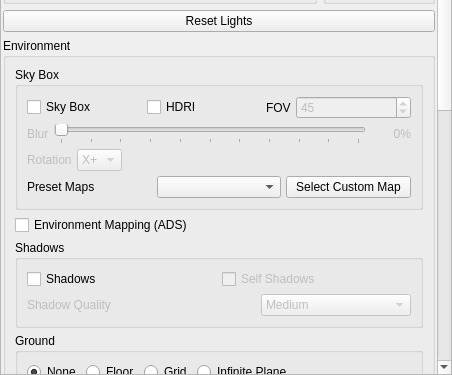
First picture: the form in ui/VisualizationEnvironmentPanel.ui, repository sharjith/ModelViewer-Qt, before the edit; both pictures show x 0 to 452 and y 323 to 698 of the 452 by 698 pixel window.
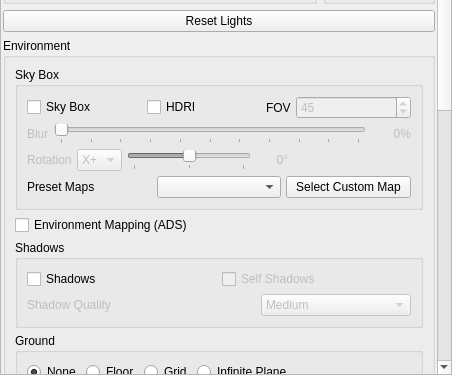
Second picture: the form after the edit. Icons and pictures are not drawn.

Commit message: Add a fine +/-45 degree slider around the skybox rotation presets

The edit to the form file:
```diff
--- a/ui/VisualizationEnvironmentPanel.ui
+++ b/ui/VisualizationEnvironmentPanel.ui
@@ -587,6 +587,59 @@
                  </item>
                 </widget>
                </item>
+               <item>
+                <widget class="QSlider" name="sliderSkyBoxRotationFine">
+                 <property name="enabled">
+                  <bool>false</bool>
+                 </property>
+                 <property name="toolTip">
+                  <string>Fine rotation offset around the selected preset axis, +/-45 degrees</string>
+                 </property>
+                 <property name="minimum">
+                  <number>-45</number>
+                 </property>
+                 <property name="maximum">
+                  <number>45</number>
+                 </property>
+                 <property name="value">
+                  <number>0</number>
+                 </property>
+                 <property name="singleStep">
+                  <number>1</number>
+                 </property>
+                 <property name="pageStep">
+                  <number>5</number>
+                 </property>
+                 <property name="orientation">
+                  <enum>Qt::Orientation::Horizontal</enum>
+                 </property>
+                 <property name="tickPosition">
+                  <enum>QSlider::TickPosition::TicksBelow</enum>
+                 </property>
+                 <property name="tickInterval">
+                  <number>45</number>
+                 </property>
+                </widget>
+               </item>
+               <item>
+                <widget class="QLabel" name="labelSkyBoxRotationFineValue">
+                 <property name="enabled">
+                  <bool>false</bool>
+                 </property>
+                 <property name="minimumSize">
+                  <size>
+                   <width>32</width>
+                   <height>0</height>
+                  </size>
+                 </property>
+                 <property name="text">
+                  <string>0°</string>
+                 </property>
+                 <property name="alignment">
+                  <set>Qt::AlignmentFlag::AlignRight|Qt::AlignmentFlag::AlignTrailing|Qt::AlignmentFlag::AlignVCenter</set>
+                 </property>
+                </widget>
+               </item>
                <item>
                 <spacer name="skyBoxRotationSpacer">
                  <property name="orientation">
```
The commit also changes 5 other files.
